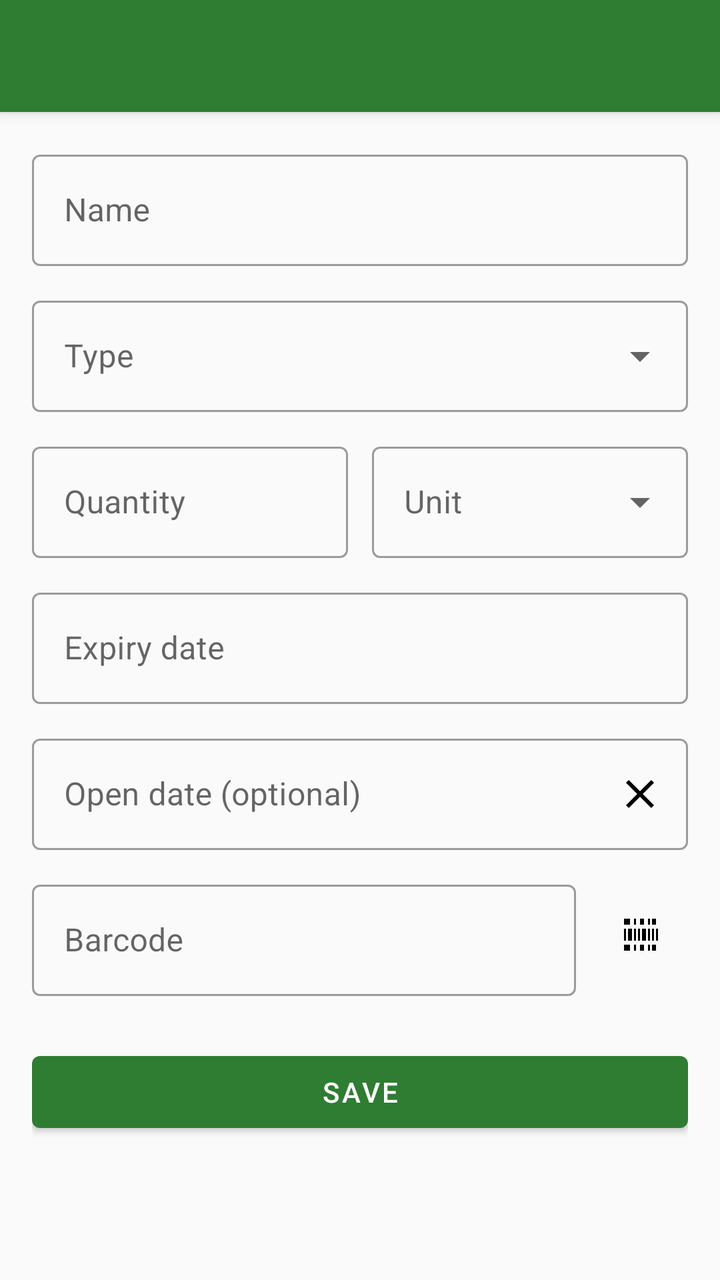
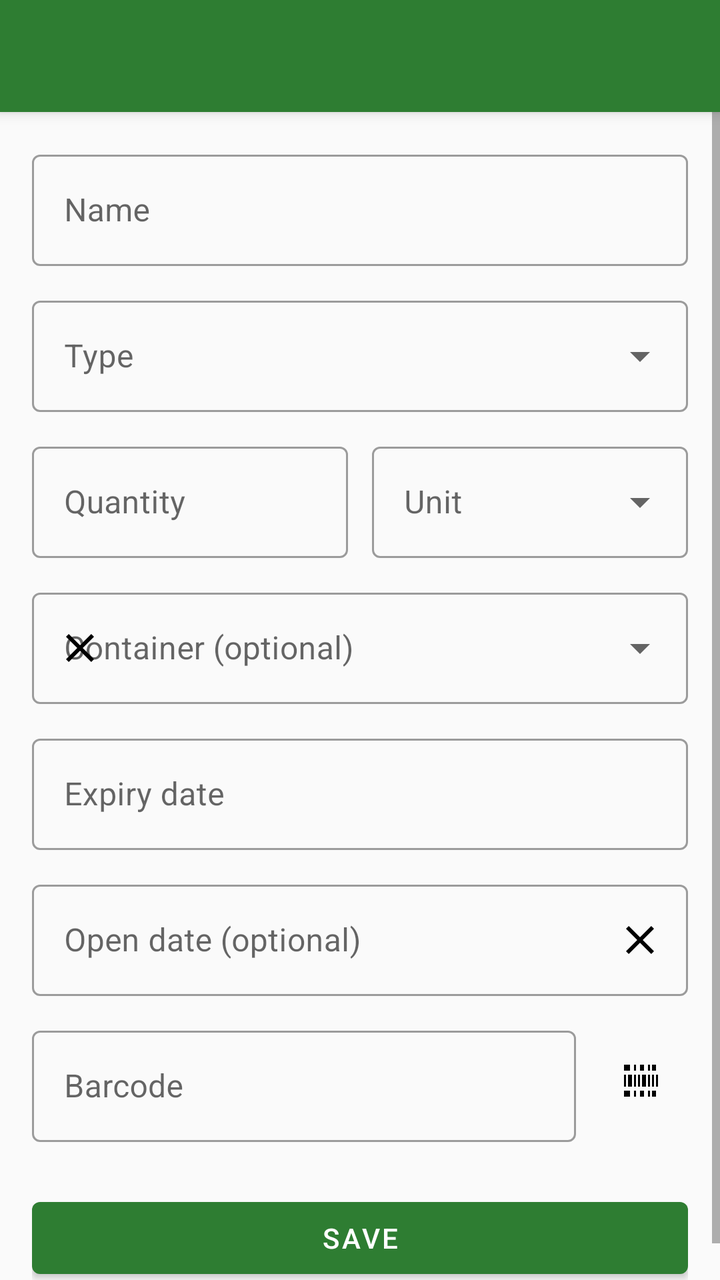

Screens rendered from an Android XML layout before and after an edit, with the pre-edit source and the edit as a unified diff.
<!-- AndroidManifest.xml: application theme Theme.ExpiryManager -->
<!-- res/layout/activity_add_edit.xml -->
<?xml version="1.0" encoding="utf-8"?>
<androidx.coordinatorlayout.widget.CoordinatorLayout
    xmlns:android="http://schemas.android.com/apk/res/android"
    xmlns:app="http://schemas.android.com/apk/res-auto"
    android:layout_width="match_parent"
    android:layout_height="match_parent">

    <com.google.android.material.appbar.AppBarLayout
        android:layout_width="match_parent"
        android:layout_height="wrap_content">

        <androidx.appcompat.widget.Toolbar
            android:id="@+id/toolbar"
            android:layout_width="match_parent"
            android:layout_height="?attr/actionBarSize"
            android:background="?attr/colorPrimary"
            app:titleTextColor="?attr/colorOnPrimary"
            app:navigationIconTint="?attr/colorOnPrimary" />

    </com.google.android.material.appbar.AppBarLayout>

    <ScrollView
        android:layout_width="match_parent"
        android:layout_height="match_parent"
        app:layout_behavior="@string/appbar_scrolling_view_behavior">

        <LinearLayout
            android:layout_width="match_parent"
            android:layout_height="wrap_content"
            android:orientation="vertical"
            android:padding="16dp">

            <com.google.android.material.textfield.TextInputLayout
                android:id="@+id/layout_name"
                style="@style/Widget.MaterialComponents.TextInputLayout.OutlinedBox"
                android:layout_width="match_parent"
                android:layout_height="wrap_content"
                android:hint="@string/label_name">

                <com.google.android.material.textfield.TextInputEditText
                    android:id="@+id/edit_name"
                    android:layout_width="match_parent"
                    android:layout_height="wrap_content"
                    android:inputType="textCapSentences" />

            </com.google.android.material.textfield.TextInputLayout>

            <com.google.android.material.textfield.TextInputLayout
                android:id="@+id/layout_type"
                style="@style/Widget.MaterialComponents.TextInputLayout.OutlinedBox.ExposedDropdownMenu"
                android:layout_width="match_parent"
                android:layout_height="wrap_content"
                android:layout_marginTop="12dp"
                android:hint="@string/label_type">

                <AutoCompleteTextView
                    android:id="@+id/edit_type"
                    android:layout_width="match_parent"
                    android:layout_height="wrap_content"
                    android:inputType="none" />

            </com.google.android.material.textfield.TextInputLayout>

            <LinearLayout
                android:layout_width="match_parent"
                android:layout_height="wrap_content"
                android:layout_marginTop="12dp"
                android:orientation="horizontal">

                <com.google.android.material.textfield.TextInputLayout
                    android:id="@+id/layout_quantity"
                    style="@style/Widget.MaterialComponents.TextInputLayout.OutlinedBox"
                    android:layout_width="0dp"
                    android:layout_height="wrap_content"
                    android:layout_weight="1"
                    android:hint="@string/label_quantity">

                    <com.google.android.material.textfield.TextInputEditText
                        android:id="@+id/edit_quantity"
                        android:layout_width="match_parent"
                        android:layout_height="wrap_content"
                        android:inputType="number" />

                </com.google.android.material.textfield.TextInputLayout>

                <com.google.android.material.textfield.TextInputLayout
                    android:id="@+id/layout_unit"
                    style="@style/Widget.MaterialComponents.TextInputLayout.OutlinedBox.ExposedDropdownMenu"
                    android:layout_width="0dp"
                    android:layout_height="wrap_content"
                    android:layout_marginStart="12dp"
                    android:layout_weight="1"
                    android:hint="@string/label_unit">

                    <AutoCompleteTextView
                        android:id="@+id/edit_unit"
                        android:layout_width="match_parent"
                        android:layout_height="wrap_content"
                        android:inputType="text" />

                </com.google.android.material.textfield.TextInputLayout>

            </LinearLayout>

            <com.google.android.material.textfield.TextInputLayout
                android:id="@+id/layout_expiry_date"
                style="@style/Widget.MaterialComponents.TextInputLayout.OutlinedBox"
                android:layout_width="match_parent"
                android:layout_height="wrap_content"
                android:layout_marginTop="12dp"
                android:hint="@string/label_expiry_date">

                <com.google.android.material.textfield.TextInputEditText
                    android:id="@+id/edit_expiry_date"
                    android:layout_width="match_parent"
                    android:layout_height="wrap_content"
                    android:clickable="true"
                    android:cursorVisible="false"
                    android:focusable="false" />

            </com.google.android.material.textfield.TextInputLayout>

            <com.google.android.material.textfield.TextInputLayout
                android:id="@+id/layout_open_date"
                style="@style/Widget.MaterialComponents.TextInputLayout.OutlinedBox"
                android:layout_width="match_parent"
                android:layout_height="wrap_content"
                android:layout_marginTop="12dp"
                android:hint="@string/label_open_date"
                app:endIconMode="custom"
                app:endIconDrawable="@drawable/ic_clear"
                app:endIconTint="?attr/colorOnSurface"
                app:endIconContentDescription="@string/action_clear_open_date">

                <com.google.android.material.textfield.TextInputEditText
                    android:id="@+id/edit_open_date"
                    android:layout_width="match_parent"
                    android:layout_height="wrap_content"
                    android:clickable="true"
                    android:cursorVisible="false"
                    android:focusable="false" />

            </com.google.android.material.textfield.TextInputLayout>

            <LinearLayout
                android:layout_width="match_parent"
                android:layout_height="wrap_content"
                android:layout_marginTop="12dp"
                android:gravity="center_vertical"
                android:orientation="horizontal">

                <com.google.android.material.textfield.TextInputLayout
                    android:id="@+id/layout_barcode"
                    style="@style/Widget.MaterialComponents.TextInputLayout.OutlinedBox"
                    android:layout_width="0dp"
                    android:layout_height="wrap_content"
                    android:layout_weight="1"
                    android:hint="@string/label_barcode">

                    <com.google.android.material.textfield.TextInputEditText
                        android:id="@+id/edit_barcode"
                        android:layout_width="match_parent"
                        android:layout_height="wrap_content"
                        android:enabled="false" />

                </com.google.android.material.textfield.TextInputLayout>

                <ImageButton
                    android:id="@+id/button_scan"
                    android:layout_width="48dp"
                    android:layout_height="48dp"
                    android:layout_marginStart="8dp"
                    android:background="?attr/selectableItemBackgroundBorderless"
                    android:contentDescription="@string/action_scan_barcode"
                    android:src="@drawable/ic_barcode_scan"
                    android:tint="?attr/colorOnSurface" />

            </LinearLayout>

            <TextView
                android:id="@+id/text_barcode_prefill_hint"
                android:layout_width="match_parent"
                android:layout_height="wrap_content"
                android:layout_marginTop="4dp"
                android:text="@string/barcode_prefilled_hint"
                android:textAppearance="?attr/textAppearanceCaption"
                android:visibility="gone" />

            <com.google.android.material.button.MaterialButton
                android:id="@+id/button_save"
                android:layout_width="match_parent"
                android:layout_height="wrap_content"
                android:layout_marginTop="24dp"
                android:text="@string/action_save" />

        </LinearLayout>

    </ScrollView>

</androidx.coordinatorlayout.widget.CoordinatorLayout>
<!-- resources referenced by this layout -->
<resources>
  <!-- drawable ic_barcode_scan (drawable) -->
  <?xml version="1.0" encoding="utf-8"?>
  <vector xmlns:android="http://schemas.android.com/apk/res/android"
      android:width="24dp"
      android:height="24dp"
      android:viewportWidth="24"
      android:viewportHeight="24">
      <path
          android:fillColor="#FF000000"
          android:pathData="M4,4h3v3H4z M9,4h1v3H9z M12,4h2v3h-2z M16,4h1v3h-1z M18,4h2v3h-2z M4,9h1v6H4z M6,9h2v6H6z M9,9h1v6H9z M11,9h1v6h-1z M13,9h2v6h-2z M16,9h1v6h-1z M18,9h1v6h-1z M20,9h1v6h-1z M4,17h3v3H4z M9,17h1v3H9z M12,17h2v3h-2z M16,17h1v3h-1z M18,17h2v3h-2z" />
  </vector>
  <!-- drawable ic_clear (drawable) -->
  <?xml version="1.0" encoding="utf-8"?>
  <vector xmlns:android="http://schemas.android.com/apk/res/android"
      android:width="24dp"
      android:height="24dp"
      android:viewportWidth="24"
      android:viewportHeight="24">
      <path
          android:fillColor="#FF000000"
          android:pathData="M19,6.41L17.59,5 12,10.59 6.41,5 5,6.41 10.59,12 5,17.59 6.41,19 12,13.41 17.59,19 19,17.59 13.41,12z" />
  </vector>
  <string name="action_clear_open_date">Clear open date</string>
  <string name="action_save">Save</string>
  <string name="action_scan_barcode">Scan barcode</string>
  <string name="barcode_prefilled_hint">Filled in from a previous entry with this barcode</string>
  <string name="label_barcode">Barcode</string>
  <string name="label_expiry_date">Expiry date</string>
  <string name="label_name">Name</string>
  <string name="label_open_date">Open date (optional)</string>
  <string name="label_quantity">Quantity</string>
  <string name="label_type">Type</string>
  <string name="label_unit">Unit</string>
  <style name="Theme.ExpiryManager" parent="Theme.MaterialComponents.DayNight.NoActionBar">
          <item name="colorPrimary">@color/primary</item>
          <item name="colorPrimaryDark">@color/primary_dark</item>
          <item name="colorOnPrimary">@color/on_primary</item>
          <item name="colorAccent">@color/accent</item>
          <item name="android:windowBackground">@color/background_light</item>
      </style>
  <color name="primary">#2E7D32</color>
  <color name="primary_dark">#1B5E20</color>
  <color name="on_primary">#FFFFFF</color>
  <color name="accent">#FF6F00</color>
  <color name="background_light">#FAFAFA</color>
</resources>

<!-- the commit's change to res/layout/activity_add_edit.xml (unified diff, before → after) -->
@@ -101,6 +101,25 @@
                 </com.google.android.material.textfield.TextInputLayout>
 
             </LinearLayout>
+
+            <com.google.android.material.textfield.TextInputLayout
+                android:id="@+id/layout_container"
+                style="@style/Widget.MaterialComponents.TextInputLayout.OutlinedBox.ExposedDropdownMenu"
+                android:layout_width="match_parent"
+                android:layout_height="wrap_content"
+                android:layout_marginTop="12dp"
+                android:hint="@string/label_container"
+                app:startIconDrawable="@drawable/ic_clear"
+                app:startIconTint="?attr/colorOnSurface"
+                app:startIconContentDescription="@string/action_clear_container">
+
+                <AutoCompleteTextView
+                    android:id="@+id/edit_container"
+                    android:layout_width="match_parent"
+                    android:layout_height="wrap_content"
+                    android:inputType="none" />
+
+            </com.google.android.material.textfield.TextInputLayout>
 
             <com.google.android.material.textfield.TextInputLayout
                 android:id="@+id/layout_expiry_date"
<!-- resource entries referenced after the edit -->
@@ -22,11 +22,13 @@
           android:fillColor="#FF000000"
           android:pathData="M19,6.41L17.59,5 12,10.59 6.41,5 5,6.41 10.59,12 5,17.59 6.41,19 12,13.41 17.59,19 19,17.59 13.41,12z" />
   </vector>
+  <string name="action_clear_container">Clear container</string>
   <string name="action_clear_open_date">Clear open date</string>
   <string name="action_save">Save</string>
   <string name="action_scan_barcode">Scan barcode</string>
   <string name="barcode_prefilled_hint">Filled in from a previous entry with this barcode</string>
   <string name="label_barcode">Barcode</string>
+  <string name="label_container">Container (optional)</string>
   <string name="label_expiry_date">Expiry date</string>
   <string name="label_name">Name</string>
   <string name="label_open_date">Open date (optional)</string>
